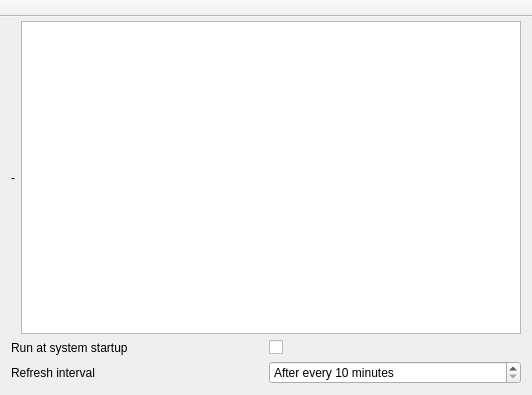
Qt form src/mainwindow.ui (keshavbhatt/SnapHerald) before a commit.
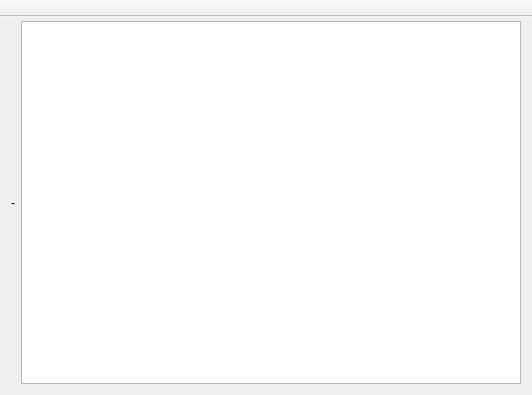
The same form after that commit. Custom widgets are drawn as their Qt base class.

Commit message: major update in UI and UX

The edit to the form file:
```diff
--- a/src/mainwindow.ui
+++ b/src/mainwindow.ui
@@ -36,47 +36,6 @@
       </item>
      </layout>
     </item>
-    <item>
-     <layout class="QGridLayout" name="gridLayout">
-      <item row="1" column="1">
-       <widget class="QSpinBox" name="autoRefreshInterval">
-        <property name="suffix">
-         <string> minutes</string>
-        </property>
-        <property name="prefix">
-         <string>After every </string>
-        </property>
-        <property name="minimum">
-         <number>10</number>
-        </property>
-        <property name="maximum">
-         <number>2000</number>
-        </property>
-       </widget>
-      </item>
-      <item row="1" column="0">
-       <widget class="QLabel" name="label">
-        <property name="text">
-         <string>Refresh interval</string>
-        </property>
-       </widget>
-      </item>
-      <item row="0" column="1">
-       <widget class="QCheckBox" name="runAtStartUp">
-        <property name="text">
-         <string/>
-        </property>
-       </widget>
-      </item>
-      <item row="0" column="0">
-       <widget class="QLabel" name="label_2">
-        <property name="text">
-         <string>Run at system startup</string>
-        </property>
-       </widget>
-      </item>
-     </layout>
-    </item>
    </layout>
   </widget>
   <widget class="QToolBar" name="mainToolBar">
```
The commit also changes 2 other files.
